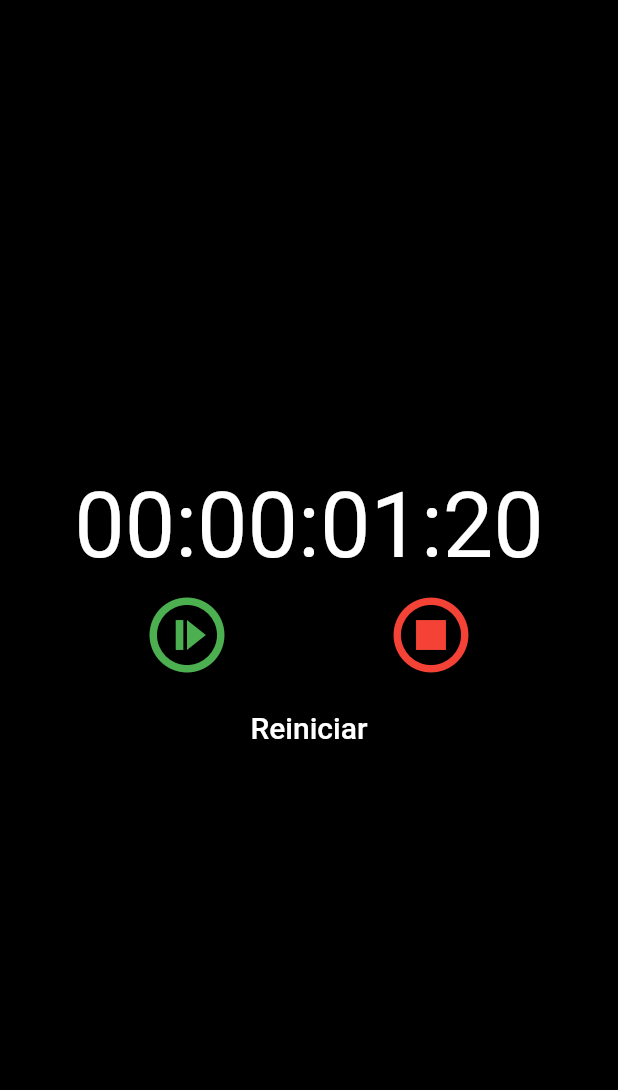
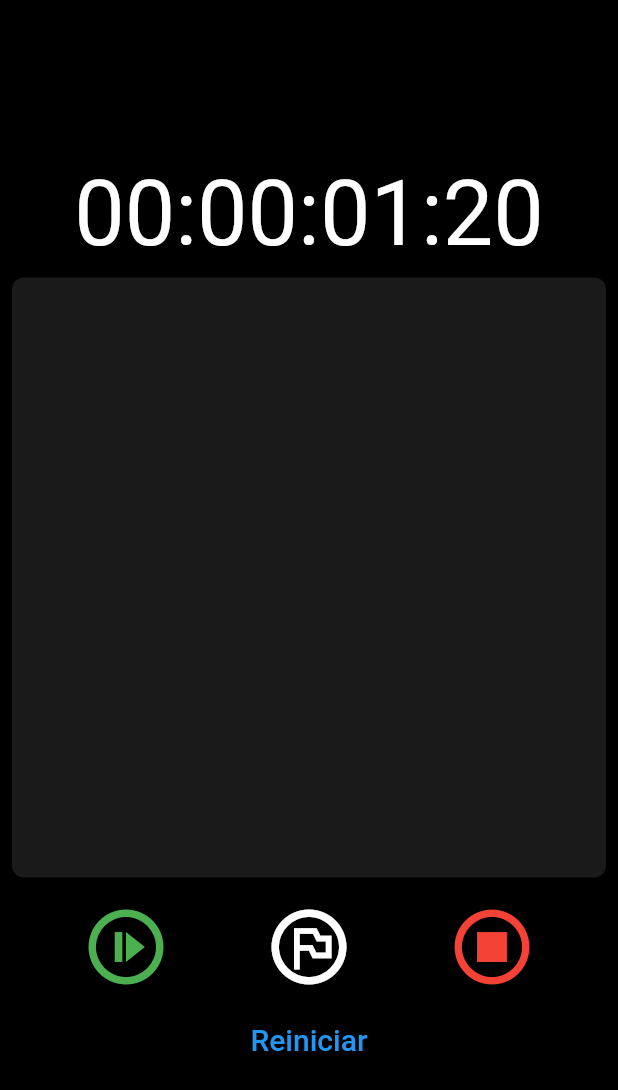
Before and after one commit to Waldo72k/appsflutter, a Flutter app: the screen it shows after launch, after a tap on the "not started" icon, on a phone screen of 412 x 824 dp. Shown: the top 1090 px of the screen. Run offline on Flutter 3.47's test engine with Material 2 defaults, Android fonts, the light colour scheme and no system bars; missing offline and left inert: audiofileplayer, restart_app.

Commit message:
App de cronometro, con funcion de inicio, detencion, reinicio y vuelta

```diff
--- a/cronometro/lib/pages/cronometer.dart
+++ b/cronometro/lib/pages/cronometer.dart
@@ -11,22 +11,41 @@ class Cronometro extends StatefulWidget {
 
 class _CronometroState extends State<Cronometro> {
   int milisegundos = 0;
+  int milisegun = 0;
   bool estaCorriendo = false;
   late Timer timer;
+  List vueltas = [];
 
+//Para inciiar el cronometro
   void iniciarCronometro() {
     if (!estaCorriendo) {
       timer = Timer.periodic(
           const Duration(
-            milliseconds: 100, //10
+            milliseconds: 10, //10
           ), (timer) {
-        this.milisegundos += 100; //10
+        this.milisegundos += 10; //10
+        this.milisegun += 10; //10
         setState(() {});
       });
       estaCorriendo = true;
     }
   }
 
+  //Para inciiar el cronometro
+  // void segundoReloj() {
+  //   if (!estaCorriendo) {
+  //     timer = Timer.periodic(
+  //         const Duration(
+  //           milliseconds: 10, //10
+  //         ), (timer) {
+  //       this.milisegun += 10; //10
+  //       setState(() {});
+  //     });
+  //     estaCorriendo = true;
+  //   }
+  // }
+
+//Para detener el cronometro
   void detenerCronometro() {
     if (estaCorriendo == true) {
       timer.cancel();
@@ -46,31 +65,94 @@ class _CronometroState extends State<Cronometro> {
     String segundos = dosValores(duracion.inSeconds.remainder(60));
     String milisegundos = dosValores(duracion.inMilliseconds.remainder(1000));
 
-    String miliReales = milisegundos.substring(0, 2);
-    return '$horas:$minutos:$segundos:$miliReales';
+    milisegundos = milisegundos[0] + milisegundos[1];
+    return '$horas:$minutos:$segundos:$milisegundos';
+  }
+
+  //Para agregar vueltas
+  void agregarVuelta() {
+    String dosValores(int valor) {
+      return valor >= 10 ? "$valor" : "0$valor";
+    }
+
+    Duration duracion = Duration(milliseconds: this.milisegun);
+    String horas = dosValores(duracion.inHours);
+    String minutos = dosValores(duracion.inMinutes.remainder(60));
+    String segundos = dosValores(duracion.inSeconds.remainder(60));
+    String milisegun = dosValores(duracion.inMilliseconds.remainder(1000));
+
+    milisegun = milisegun[0] + milisegun[1];
+
+    String vuelta = '$horas:$minutos:$segundos:$milisegun';
+    setState(() {
+      vueltas.add(vuelta);
+      this.milisegun = 0;
+    });
   }
 
   @override
   Widget build(BuildContext context) {
     return Column(
       mainAxisSize: MainAxisSize.min,
+      mainAxisAlignment: MainAxisAlignment.spaceEvenly,
       children: [
         Text(
           formatoTiempo(),
           style: const TextStyle(fontSize: 60, color: Colors.white),
         ),
+        //Aqui va lo de las vueltas
+        Padding(
+          padding: const EdgeInsets.all(8.0),
+          child: Container(
+              height: 400,
+              decoration: BoxDecoration(
+                  color: Colors.white10,
+                  borderRadius: BorderRadius.circular(8.0)),
+              child: ListView.builder(
+                  itemCount: vueltas.length,
+                  itemBuilder: (context, index) {
+                    return Padding(
+                      padding: const EdgeInsets.all(8.0),
+                      child: Row(
+                        mainAxisAlignment: MainAxisAlignment.spaceBetween,
+                        children: [
+                          Text(
+                            "Vuelta n.${index + 1}",
+                            style: TextStyle(color: Colors.white, fontSize: 17),
+                          ),
+                          Text(
+                            "${vueltas[index]}",
+                            style: TextStyle(color: Colors.white, fontSize: 17),
+                          ),
+                        ],
+                      ),
+                    );
+                  })),
+        ),
         Row(
           mainAxisAlignment: MainAxisAlignment.spaceEvenly,
           children: [
             TextButton(
-                onPressed: iniciarCronometro,
+                onPressed: () {
+                  iniciarCronometro();
+                  // segundoReloj();
+                },
                 child: const Icon(
                   Icons.not_started_outlined,
                   size: 60,
                   color: Colors.green,
                 )),
             TextButton(
-                onPressed: detenerCronometro,
+                onPressed: agregarVuelta,
+                child: const Icon(
+                  Icons.flag_circle_outlined,
+                  size: 60,
+                  color: Colors.white,
+                )),
+            TextButton(
+                onPressed: () {
+                  detenerCronometro();
+                },
                 child: const Icon(
                   Icons.stop_circle_outlined,
                   size: 60,
@@ -82,11 +164,12 @@ class _CronometroState extends State<Cronometro> {
             onPressed: () {
               setState(() {
                 this.milisegundos = 0;
+                this.milisegun = 0;
               });
             },
             child: const Text(
               "Reiniciar",
-              style: TextStyle(color: Colors.white, fontSize: 20),
+              style: TextStyle(color: Colors.blue, fontSize: 20),
             ))
       ],
     );
```
